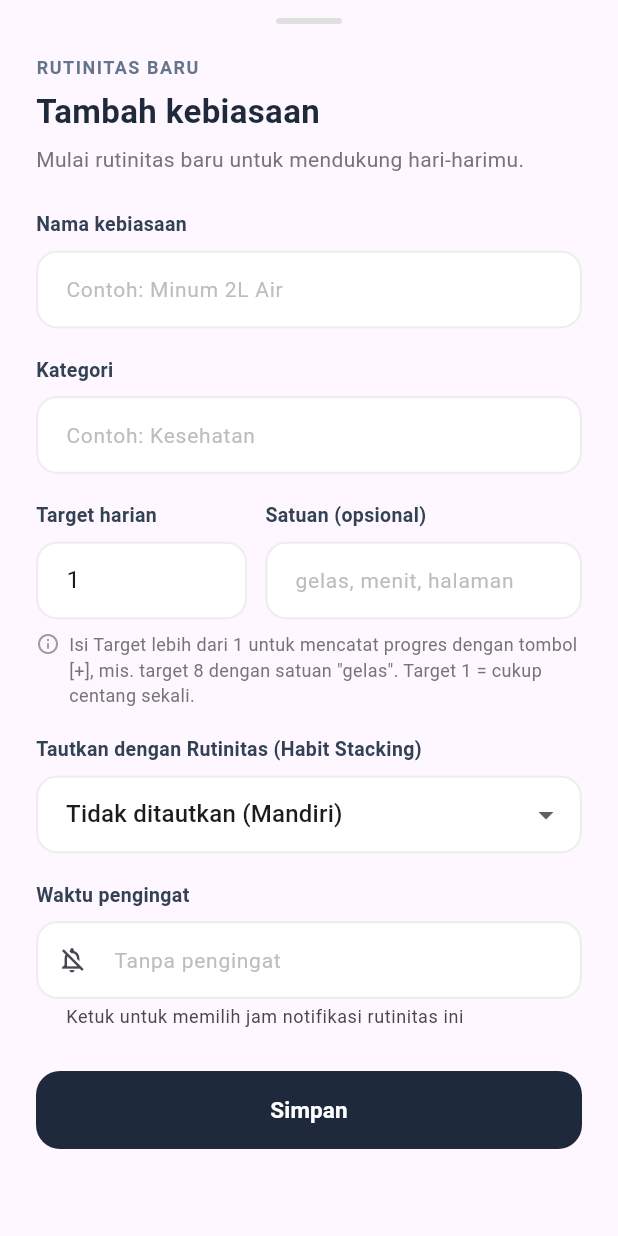
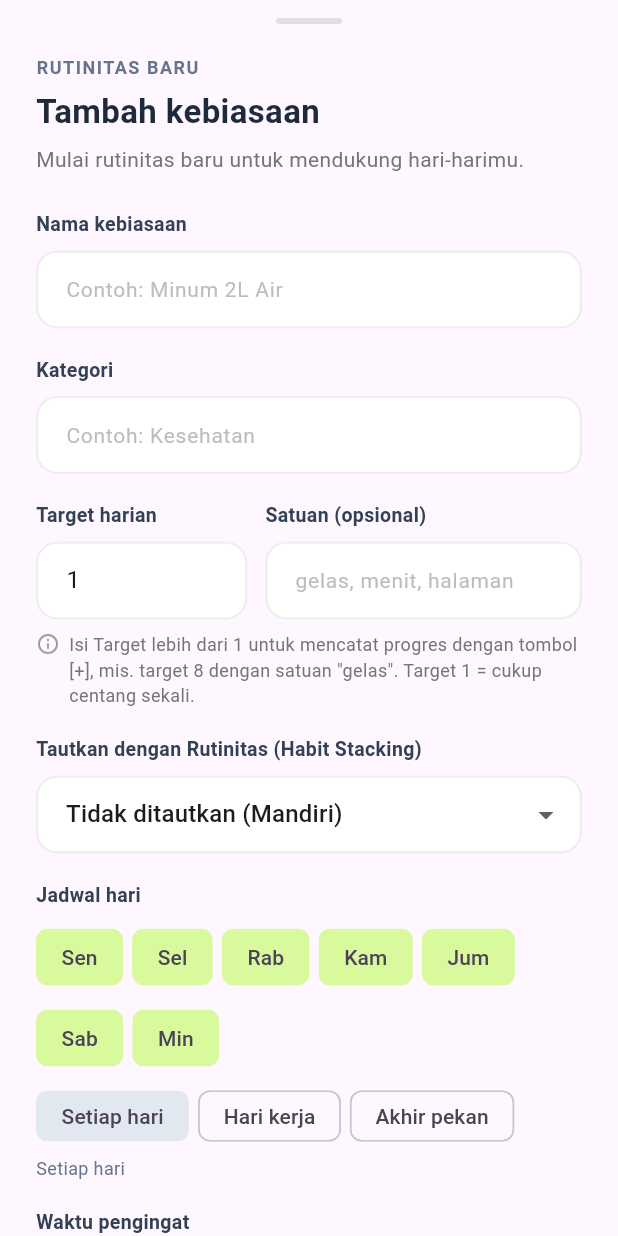
Before and after one commit to Hengkylin/Rutinku, a Flutter app: the AddHabitBottomSheet widget shown alone on an empty page, opened directly, on a phone screen of 412 x 824 dp. Run offline on Flutter 3.47's test engine with Material 3 defaults, Android fonts, the phone set to English and light mode, and no system bars; our stand-ins replace fl_chart, flutter_local_notifications, flutter_riverpod, image_picker, package_info_plus, shared_preferences and 3 more; accounts and stored records are empty.

Commit message:
feat(habit): jadwal per hari (Sen-Min) untuk streak, progres, analitik & pengingat mingguan (+22 tes, 244 tests)

```diff
--- a/rutinku_flutter/lib/models/habit_model.dart
+++ b/rutinku_flutter/lib/models/habit_model.dart
@@ -97,6 +97,22 @@ class HabitModel {
   /// Satuan target, mis. "gelas", "menit", "halaman".
   final String? unit;
 
+  /// Hari yang dijadwalkan, memakai `DateTime.weekday` (1 = Senin ...
+  /// 7 = Minggu), terurut tanpa duplikat. List KOSONG = setiap hari (default,
+  /// juga untuk data/backup lama yang belum punya field ini).
+  final List<int> scheduledDays;
+
+  /// Nama hari singkat sesuai `DateTime.weekday` (indeks 0 = Senin).
+  static const List<String> dayShortNames = [
+    'Sen',
+    'Sel',
+    'Rab',
+    'Kam',
+    'Jum',
+    'Sab',
+    'Min',
+  ];
+
   HabitModel({
     required this.id,
     required this.title,
@@ -106,7 +122,52 @@ class HabitModel {
     this.reminderTime,
     this.targetValue = 1,
     this.unit,
-  });
+    List<int>? scheduledDays,
+  }) : scheduledDays = normalizeScheduledDays(scheduledDays);
+
+  /// Merapikan pilihan hari: hanya 1..7, tanpa duplikat, terurut. Semua
+  /// 7 hari (atau tidak ada pilihan) disimpan sebagai list kosong = harian.
+  static List<int> normalizeScheduledDays(Iterable<int>? days) {
+    final set = (days ?? const <int>[]).where((d) => d >= 1 && d <= 7).toSet();
+    if (set.length == 7) return const [];
+    return List.unmodifiable(set.toList()..sort());
+  }
+
+  /// `true` jika rutinitas dijadwalkan setiap hari.
+  bool get isDaily => scheduledDays.isEmpty;
+
+  /// Apakah rutinitas dijadwalkan pada tanggal [date].
+  bool isScheduledOn(DateTime date) =>
+      isDaily || scheduledDays.contains(date.weekday);
+
+  /// Label jadwal ringkas untuk UI: "Setiap hari", "Hari kerja",
+  /// "Akhir pekan", rentang untuk 3+ hari berurutan ("Sen–Sab",
+  /// "Sen–Rab, Jum"), selain itu daftar hari ("Sen, Rab, Jum").
+  String get scheduleLabel => scheduleLabelFor(scheduledDays);
+
+  static String scheduleLabelFor(List<int> days) {
+    final normalized = normalizeScheduledDays(days);
+    if (normalized.isEmpty) return 'Setiap hari';
+    final key = normalized.join(',');
+    if (key == '1,2,3,4,5') return 'Hari kerja';
+    if (key == '6,7') return 'Akhir pekan';
+
+    final parts = <String>[];
+    var start = 0;
+    for (var i = 1; i <= normalized.length; i++) {
+      final runEnds =
+          i == normalized.length || normalized[i] != normalized[i - 1] + 1;
+      if (!runEnds) continue;
+      final run = normalized.sublist(start, i);
+      if (run.length >= 3) {
+        parts.add('${dayShortNames[run.first - 1]}–${dayShortNames[run.last - 1]}');
+      } else {
+        parts.addAll(run.map((d) => dayShortNames[d - 1]));
+      }
+      start = i;
+    }
+    return parts.join(', ');
+  }
 
   static String _dateKey(DateTime date) =>
       DateFormat('yyyy-MM-dd').format(date);
@@ -201,11 +262,14 @@ class HabitModel {
     if (!isCompletedOn(checkDate)) {
       checkDate = checkDate.subtract(const Duration(days: 1));
     }
-    // Hitung mundur terus: jika selesai -> streak++, jika libur (rest) -> jembatani tanpa memutus streak
-    while (isCompletedOn(checkDate) || isRestOn(checkDate)) {
-      if (isCompletedOn(checkDate)) {
-        streak++;
-      }
+    // Hitung mundur terus: selesai -> streak++; libur (rest) atau hari yang
+    // tidak dijadwalkan -> jembatani tanpa memutus streak. Jadwal tidak
+    // pernah kosong (kosong = harian), jadi loop pasti berhenti di hari
+    // terjadwal yang tidak selesai; batas 3660 hanya pengaman.
+    for (var guard = 0; guard < 3660; guard++) {
+      final done = isCompletedOn(checkDate);
+      if (!done && !isRestOn(checkDate) && isScheduledOn(checkDate)) break;
+      if (done) streak++;
       checkDate = checkDate.subtract(const Duration(days: 1));
     }
     return streak;
@@ -216,15 +280,19 @@ class HabitModel {
   /// Persentase hari selesai dalam 7 hari terakhir dihitung mundur dari
   /// [date] (bukan selalu `DateTime.now()`), agar UI bisa memakai tanggal
   /// dari `todayProvider`.
+  /// Hanya hari yang dijadwalkan yang dihitung (mis. jadwal Sen/Rab/Jum ->
+  /// pembagi 3, bukan 7).
   double weeklyProgressOn(DateTime date) {
+    int scheduled = 0;
     int completedDays = 0;
-    final today = date;
     for (int i = 0; i < 7; i++) {
-      if (isCompletedOn(today.subtract(Duration(days: i)))) {
-        completedDays++;
-      }
+      final day = date.subtract(Duration(days: i));
+      if (!isScheduledOn(day)) continue;
+      scheduled++;
+      if (isCompletedOn(day)) completedDays++;
     }
-    return completedDays / 7.0; // Mengembalikan nilai 0.0 hingga 1.0
+    if (scheduled == 0) return 0;
+    return completedDays / scheduled; // 0.0 hingga 1.0
   }
 
   HabitModel copyWith({
@@ -238,6 +306,7 @@ class HabitModel {
     int? targetValue,
     String? unit,
     bool clearUnit = false,
+    List<int>? scheduledDays,
   }) {
     return HabitModel(
       id: id ?? this.id,
@@ -250,6 +319,7 @@ class HabitModel {
       reminderTime: reminderTime ?? this.reminderTime,
       targetValue: targetValue ?? this.targetValue,
       unit: clearUnit ? null : (unit ?? this.unit),
+      scheduledDays: scheduledDays ?? this.scheduledDays,
     );
   }
 
@@ -263,6 +333,7 @@ class HabitModel {
       'reminderTime': reminderTime,
       'targetValue': targetValue,
       'unit': unit,
+      'scheduledDays': scheduledDays,
     };
   }
 
@@ -284,6 +355,10 @@ class HabitModel {
       // Fallback untuk data JSON lama yang belum memiliki field ini.
       targetValue: (map['targetValue'] as num?)?.toInt() ?? 1,
       unit: map['unit'] as String?,
+      // Data/backup lama tanpa field ini -> harian.
+      scheduledDays: (map['scheduledDays'] as List<dynamic>?)
+          ?.map((e) => (e as num).toInt())
+          .toList(),
     );
   }
 
--- a/rutinku_flutter/lib/notifiers/habit_notifier.dart
+++ b/rutinku_flutter/lib/notifiers/habit_notifier.dart
@@ -71,6 +71,7 @@ class HabitNotifier extends AsyncNotifier<List<HabitModel>> {
     String? parentHabitId,
     int targetValue = 1,
     String? unit,
+    List<int>? scheduledDays,
   }) async {
     _ensureValidTitle(title);
     final previousState = state;
@@ -83,6 +84,7 @@ class HabitNotifier extends AsyncNotifier<List<HabitModel>> {
         parentHabitId: parentHabitId,
         targetValue: targetValue,
         unit: unit,
+        scheduledDays: scheduledDays,
       );
       state = await AsyncValue.guard(() => _fetchHabits());
     } catch (e, s) {
@@ -99,6 +101,7 @@ class HabitNotifier extends AsyncNotifier<List<HabitModel>> {
     String? parentHabitId,
     int targetValue = 1,
     String? unit,
+    List<int>? scheduledDays,
   }) async {
     _ensureValidTitle(newTitle);
     final previousState = state;
@@ -112,6 +115,7 @@ class HabitNotifier extends AsyncNotifier<List<HabitModel>> {
         parentHabitId: parentHabitId,
         targetValue: targetValue,
         unit: unit,
+        scheduledDays: scheduledDays,
       );
       state = await AsyncValue.guard(() => _fetchHabits());
     } catch (e, s) {
--- a/rutinku_flutter/lib/screens/reminder_screen.dart
+++ b/rutinku_flutter/lib/screens/reminder_screen.dart
@@ -33,15 +33,31 @@ class ReminderScreen extends ConsumerWidget {
     return h * 60 + m;
   }
 
+  /// Hari terjadwal berikutnya setelah [now]: "besok" atau nama hari
+  /// singkat (mis. "Rab") untuk rutinitas dengan jadwal hari tertentu.
+  static String nextDayLabel(HabitModel habit, DateTime now) {
+    for (var k = 1; k <= 7; k++) {
+      final day = DateTime(now.year, now.month, now.day + k);
+      if (habit.isScheduledOn(day)) {
+        return k == 1 ? 'besok' : HabitModel.dayShortNames[day.weekday - 1];
+      }
+    }
+    return 'besok';
+  }
+
   /// Status pengingat sebuah rutinitas pada waktu [now].
   static String statusOf(HabitModel habit, DateTime now) {
     final time = habit.reminderTime!.trim();
+    final next = nextDayLabel(habit, now);
+    if (!habit.isScheduledOn(now) && !habit.isCompletedOn(now)) {
+      return 'Libur hari ini · berikutnya $next $time';
+    }
     if (habit.isCompletedOn(now)) {
-      return 'Selesai hari ini · berbunyi lagi besok $time';
+      return 'Selesai hari ini · berbunyi lagi $next $time';
     }
     final minutes = minutesOf(time)!;
     if (now.hour * 60 + now.minute >= minutes) {
-      return 'Sudah lewat hari ini · berikutnya besok $time';
+      return 'Sudah lewat hari ini · berikutnya $next $time';
     }
     return 'Hari ini pukul $time';
   }
--- a/rutinku_flutter/lib/widgets/add_habit_bottom_sheet.dart
+++ b/rutinku_flutter/lib/widgets/add_habit_bottom_sheet.dart
@@ -5,6 +5,7 @@ import '../notifiers/habit_notifier.dart';
 import '../utils/validators.dart';
 import 'habit_target_fields.dart';
 import 'reminder_time_field.dart';
+import 'schedule_days_field.dart';
 
 class AddHabitBottomSheet extends ConsumerStatefulWidget {
   final String? initialTitle;
@@ -29,6 +30,7 @@ class _AddHabitBottomSheetState extends ConsumerState<AddHabitBottomSheet> {
   final _targetController = TextEditingController(text: '1');
   final _unitController = TextEditingController();
   String? _selectedParentHabitId;
+  List<int> _scheduledDays = List.of(ScheduleDaysField.allDays);
   bool _isSubmitting = false;
 
   @override
@@ -69,6 +71,7 @@ class _AddHabitBottomSheetState extends ConsumerState<AddHabitBottomSheet> {
             targetValue: Validators.parseTargetValue(_targetController.text) ??
                 Validators.minTargetValue,
             unit: Validators.normalizeOptional(_unitController.text),
+            scheduledDays: _scheduledDays,
           );
       if (mounted) Navigator.pop(context);
     } catch (e) {
@@ -251,6 +254,23 @@ class _AddHabitBottomSheetState extends ConsumerState<AddHabitBottomSheet> {
               ),
               const SizedBox(height: 18),
 
+              // Jadwal hari
+              const Text(
+                'Jadwal hari',
+                style: TextStyle(
+                  fontSize: 13,
+                  fontWeight: FontWeight.w600,
+                  color: Color(0xFF334155),
+                ),
+              ),
+              const SizedBox(height: 8),
+              ScheduleDaysField(
+                initialDays: _scheduledDays,
+                enabled: !_isSubmitting,
+                onChanged: (days) => _scheduledDays = days,
+              ),
+              const SizedBox(height: 18),
+
               // 3. Waktu Pengingat
               const Text(
                 'Waktu pengingat',
--- /dev/null
+++ b/rutinku_flutter/lib/widgets/schedule_days_field.dart
@@ -0,0 +1,119 @@
+import 'package:flutter/material.dart';
+
+import '../models/habit_model.dart';
+
+/// Pilihan hari jadwal rutinitas (Sen..Min), dipakai bersama oleh form
+/// tambah dan edit rutinitas.
+///
+/// Nilai = daftar hari terpilih memakai `DateTime.weekday` (1 = Senin ...
+/// 7 = Minggu). Ketujuh hari terpilih berarti "setiap hari"; `HabitModel`
+/// menyimpannya sebagai list kosong. Minimal satu hari wajib dipilih.
+class ScheduleDaysField extends StatelessWidget {
+  const ScheduleDaysField({
+    super.key,
+    required this.initialDays,
+    required this.onChanged,
+    this.enabled = true,
+  });
+
+  /// Hari yang terpilih di awal (semua 7 hari = setiap hari).
+  final List<int> initialDays;
+  final ValueChanged<List<int>> onChanged;
+  final bool enabled;
+
+  static const List<int> allDays = [1, 2, 3, 4, 5, 6, 7];
+  static const List<int> weekdays = [1, 2, 3, 4, 5];
+  static const List<int> weekend = [6, 7];
+
+  /// Hari terpilih awal untuk sebuah rutinitas (harian -> semua hari).
+  static List<int> initialFor(HabitModel habit) =>
+      habit.isDaily ? List.of(allDays) : List.of(habit.scheduledDays);
+
+  static String? validate(List<int>? days) =>
+      (days == null || days.isEmpty) ? 'Pilih minimal 1 hari' : null;
+
+  /// Ringkasan pilihan, mis. "Setiap hari" atau "Sen, Rab, Jum".
+  static String summary(List<int> days) {
+    final normalized = HabitModel.normalizeScheduledDays(days);
+    if (days.isEmpty) return '';
+    if (normalized.isEmpty) return 'Setiap hari';
+    return normalized.map((d) => HabitModel.dayShortNames[d - 1]).join(', ');
+  }
+
+  @override
+  Widget build(BuildContext context) {
+    return FormField<List<int>>(
+      key: const Key('schedule_days_field'),
+      initialValue: initialDays,
+      validator: validate,
+      builder: (state) {
+        final selected = state.value ?? const <int>[];
+        void setDays(Iterable<int> days) {
+          final sorted = days.toSet().toList()..sort();
+          state.didChange(sorted);
+          onChanged(sorted);
+        }
+
+        Widget preset(String key, String label, List<int> days) {
+          final active = selected.length == days.length &&
+              days.every(selected.contains);
+          return ChoiceChip(
+            key: Key(key),
+            label: Text(label),
+            selected: active,
+            showCheckmark: false,
+            visualDensity: VisualDensity.compact,
+            selectedColor: const Color(0xFFE2E8F0),
+            onSelected: enabled ? (_) => setDays(days) : null,
+          );
+        }
+
+        return Column(
+          crossAxisAlignment: CrossAxisAlignment.start,
+          children: [
+            Wrap(
+              spacing: 6,
+              runSpacing: 6,
+              children: [
+                for (var day = 1; day <= 7; day++)
+                  FilterChip(
+                    key: Key('schedule_day_$day'),
+                    label: Text(HabitModel.dayShortNames[day - 1]),
+                    selected: selected.contains(day),
+                    showCheckmark: false,
+                    selectedColor: const Color(0xFFD9F99D),
+                    onSelected: enabled
+                        ? (on) => setDays(on
+                            ? [...selected, day]
+                            : selected.where((d) => d != day))
+                        : null,
+                  ),
+              ],
+            ),
+            const SizedBox(height: 8),
+            Wrap(
+              spacing: 6,
+              runSpacing: 6,
+              children: [
+                preset('schedule_preset_daily', 'Setiap hari', allDays),
+                preset('schedule_preset_weekdays', 'Hari kerja', weekdays),
+                preset('schedule_preset_weekend', 'Akhir pekan', weekend),
+              ],
+            ),
+            const SizedBox(height: 6),
+            Text(
+              state.hasError ? state.errorText! : summary(selected),
+              key: const Key('schedule_days_summary'),
+              style: TextStyle(
+                fontSize: 12,
+                color: state.hasError
+                    ? Theme.of(context).colorScheme.error
+                    : const Color(0xFF64748B),
+              ),
+            ),
+          ],
+        );
+      },
+    );
+  }
+}
--- a/rutinku_flutter/pubspec.yaml
+++ b/rutinku_flutter/pubspec.yaml
@@ -16,7 +16,7 @@ publish_to: 'none' # Remove this line if you wish to publish to pub.dev
 # https://developer.apple.com/library/archive/documentation/General/Reference/InfoPlistKeyReference/Articles/CoreFoundationKeys.html
 # In Windows, build-name is used as the major, minor, and patch parts
 # of the product and file versions while build-number is used as the build suffix.
-version: 1.1.1+7
+version: 1.2.0-dev.1+8
 
 environment:
   sdk: ^3.13.4
```
Also changed, not shown: rutinku_flutter/lib/repositories/habit_repository.dart (+63 -12 lines), rutinku_flutter/lib/screens/dashboard_screen.dart (+12 -4 lines), rutinku_flutter/lib/services/analytics_service.dart (+29 -11 lines), rutinku_flutter/lib/services/notification_service.dart (+72 -0 lines), rutinku_flutter/lib/widgets/edit_habit_bottom_sheet.dart (+21 -0 lines), rutinku_flutter/lib/widgets/habit_card.dart (+43 -1 lines), 7 other files.
